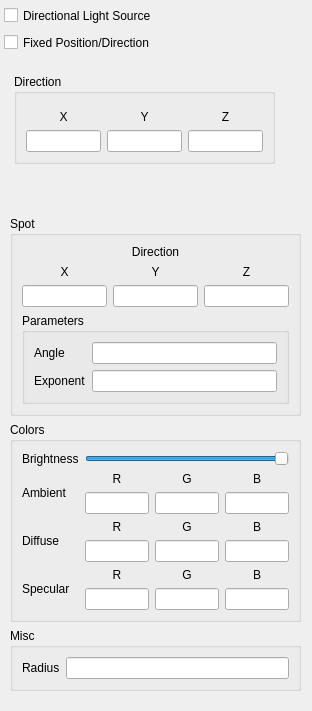
This is ObjectTypes/Light/lightWidget.ui in ShenRen/OpenFlipper as Qt 5 draws it before an edit. The edited form follows.
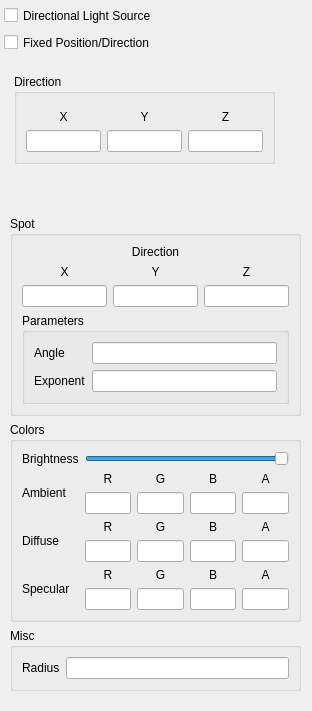
This is the edited form.

Commit message: Added ambient component ui element for each color of the light source.

Diff of the .ui file:
```diff
--- a/ObjectTypes/Light/lightWidget.ui
+++ b/ObjectTypes/Light/lightWidget.ui
@@ -366,6 +366,19 @@
              </property>
             </widget>
            </item>
+           <item row="1" column="3">
+            <widget class="QLineEdit" name="ambientA"/>
+           </item>
+           <item row="0" column="3">
+            <widget class="QLabel" name="label_27">
+             <property name="text">
+              <string>A</string>
+             </property>
+             <property name="alignment">
+              <set>Qt::AlignBottom|Qt::AlignHCenter</set>
+             </property>
+            </widget>
+           </item>
           </layout>
          </item>
          <item row="2" column="0">
@@ -416,6 +429,19 @@
              </property>
             </widget>
            </item>
+           <item row="1" column="3">
+            <widget class="QLineEdit" name="diffuseA"/>
+           </item>
+           <item row="0" column="3">
+            <widget class="QLabel" name="label_28">
+             <property name="text">
+              <string>A</string>
+             </property>
+             <property name="alignment">
+              <set>Qt::AlignBottom|Qt::AlignHCenter</set>
+             </property>
+            </widget>
+           </item>
           </layout>
          </item>
          <item row="3" column="0">
@@ -466,6 +492,19 @@
              </property>
             </widget>
            </item>
+           <item row="1" column="3">
+            <widget class="QLineEdit" name="specularA"/>
+           </item>
+           <item row="0" column="3">
+            <widget class="QLabel" name="label_29">
+             <property name="text">
+              <string>A</string>
+             </property>
+             <property name="alignment">
+              <set>Qt::AlignBottom|Qt::AlignHCenter</set>
+             </property>
+            </widget>
+           </item>
           </layout>
          </item>
         </layout>
```
The commit also changes 1 other file.
